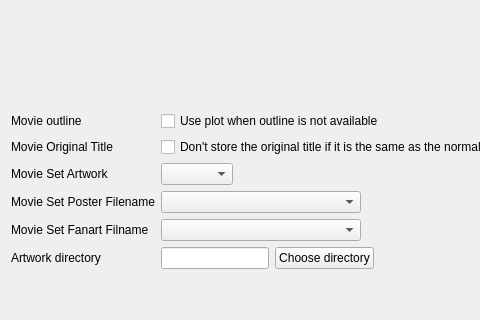
Old version of the form src/ui/settings/MovieSettingsWidget.ui in the repository Komet/MediaElch; both pictures show x 0 to 480 and y 313 to 633 of the 970 by 633 pixel window.
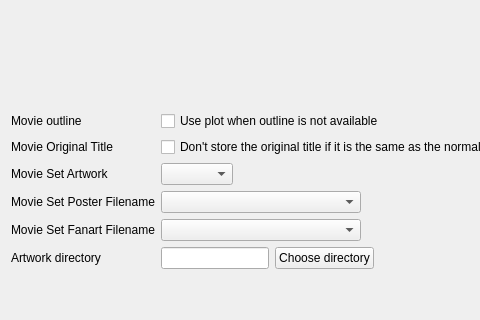
New version of the form. Custom widgets are drawn as their Qt base class.

Diff of the .ui file:
```diff
--- a/src/ui/settings/MovieSettingsWidget.ui
+++ b/src/ui/settings/MovieSettingsWidget.ui
@@ -339,7 +339,7 @@
      <item row="4" column="0">
       <widget class="QLabel" name="lblMovieSetFanartFilename">
        <property name="text">
-        <string>Movie Set Fanart Filname</string>
+        <string>Movie Set Fanart Filename</string>
        </property>
       </widget>
      </item>
```
